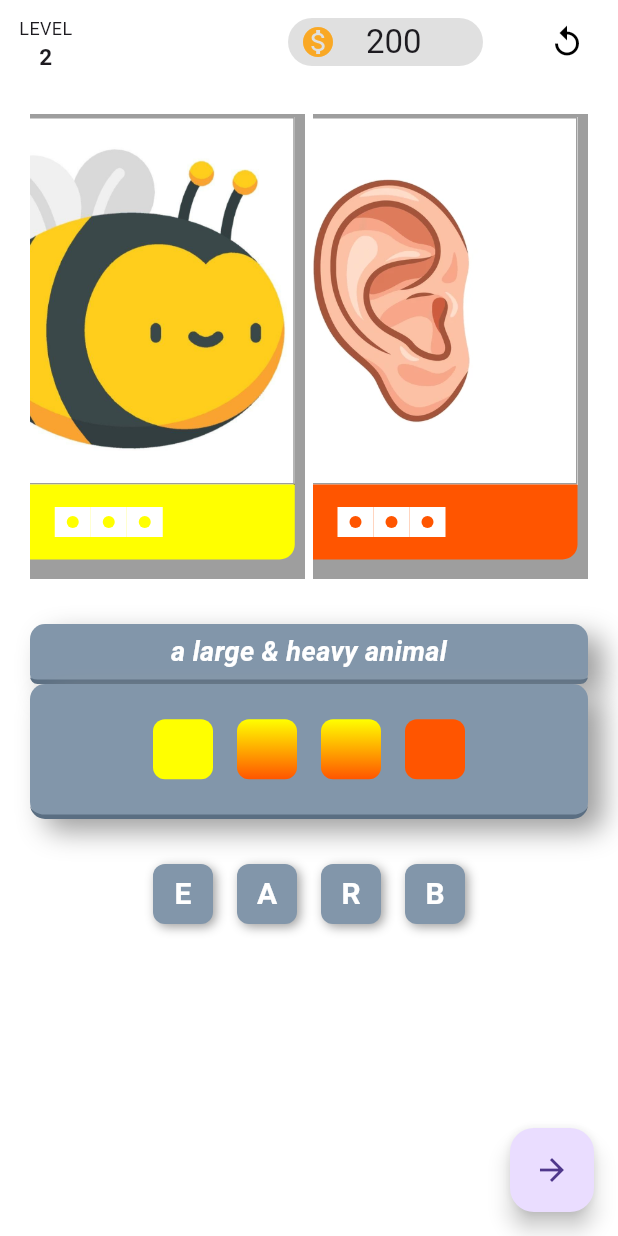
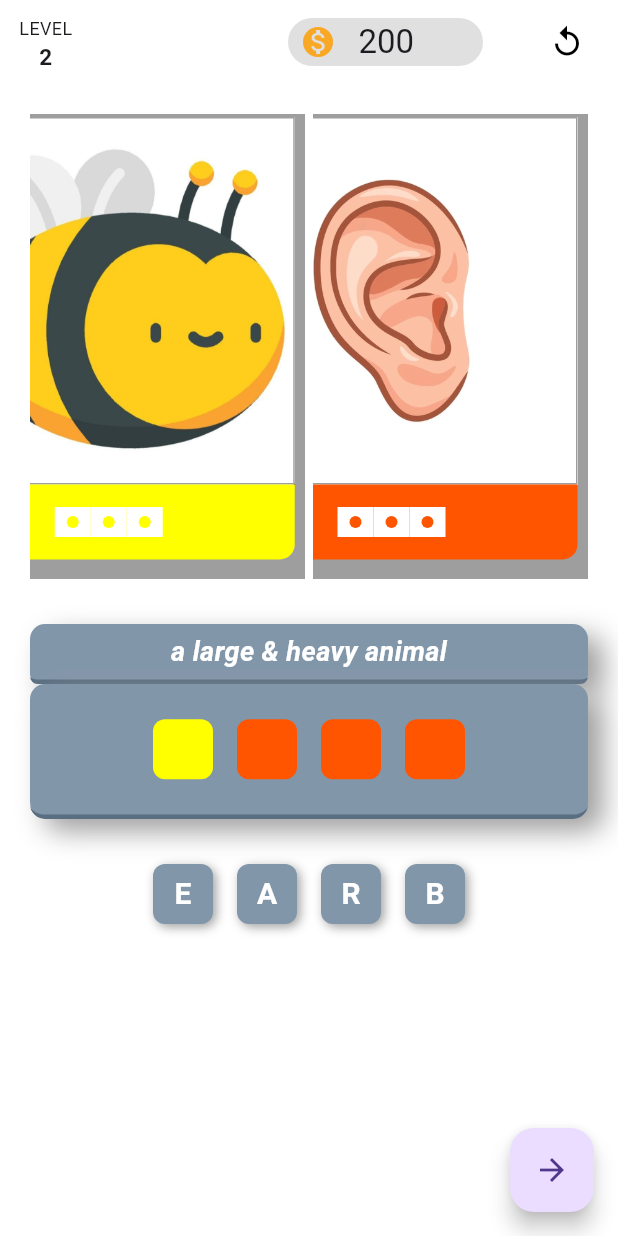
Before and after one commit to OtabekNuriddinov/guess_words, a Flutter app: the screen it shows after launch, after a tap on the "arrow forward" icon, on a phone screen of 412 x 824 dp. Run offline on Flutter 3.47's test engine with Material 3 defaults, Android fonts, the phone set to English and light mode, and no system bars; our stand-ins replace just_audio, lottie.

Commit message:
o'zgartirish kiritildi

```diff
--- a/assets/json/data.json
+++ b/assets/json/data.json
@@ -45,7 +45,7 @@
     "imageUrl": "some_image_url",
     "leftLetter": 1,
     "rightLetter": 3,
-    "middleLetter": 2,
+    "middleLetter": 0,
     "level": 2,
     "coin": 200
   },
--- a/lib/core/theme/dimens.dart
+++ b/lib/core/theme/dimens.dart
@@ -3,13 +3,21 @@ import 'package:flutter/material.dart';
 sealed class AppDimens{
 
   static EdgeInsets p3010 =  const EdgeInsets.symmetric(vertical: 30, horizontal: 10);
+  static EdgeInsets p105 = const EdgeInsets.only(top: 10, left: 5);
+  static EdgeInsets pO10R = const EdgeInsets.only(right: 10.0);
 
   static BorderRadius v105 = BorderRadius.vertical(top: Radius.circular(10), bottom: Radius.circular(5));
 
   static SizedBox h30 = SizedBox(height: 30);
+  static SizedBox h20 = SizedBox(height: 20);
 
 
+  static const d90 = 90.0;
   static const d310 = 310.0;
   static const d170 = 170.0;
+  static const d40 = 40.0;
+  static const d130 = 130.0;
+  static const d32 = 32.0;
+
 
 }
--- a/lib/core/utils/app_dialog.dart
+++ b/lib/core/utils/app_dialog.dart
@@ -1,24 +1,19 @@
 import 'package:flutter/material.dart';
-import 'package:lottie/lottie.dart';
-
-import '../theme/dimens.dart';
 
 sealed class AppDialog {
-  static Future<void> alertDlg(BuildContext context, String title) async {
+  static Future<dynamic> showMyDialog(String image, void Function()nextLevel, BuildContext context){
     return showDialog(
         context: context,
-        builder: (BuildContext context) {
+        builder: (context) {
           return AlertDialog(
-            title: Text(title),
-            content: SingleChildScrollView(
-              child: Stack(
-                children: [
-
-                ],
-              )
-            ),
+            title: Text("Do you want to go next level?"),
             actions: <Widget>[
-              TextButton(onPressed: () {}, child: Text("Next"))
+              TextButton(
+                  onPressed: () {
+                    Navigator.pop(context);
+                    nextLevel();
+                  },
+                  child: Text("Next"))
             ],
           );
         });
--- /dev/null
+++ b/lib/core/widgets/description_container.dart
@@ -0,0 +1,34 @@
+import 'package:flutter/material.dart';
+import 'package:guess_words/models/charade.dart';
+
+import '../theme/dimens.dart';
+import '../theme/text_styles.dart';
+
+class DescriptionContainer extends StatelessWidget {
+
+  final GameData? currentQuestion;
+  const DescriptionContainer({required this.currentQuestion, super.key});
+
+  @override
+  Widget build(BuildContext context) {
+    return  Container(
+      width: double.infinity,
+      height: AppDimens.d40,
+      decoration: BoxDecoration(
+        boxShadow: [
+          BoxShadow(
+            color: Colors.grey,
+            blurRadius: 15,
+            offset: Offset(10, 8),
+          ),
+        ],
+        border: Border(bottom: BorderSide(color: Color(0xFF5A6E82), width: 3)),
+        borderRadius: AppDimens.v105,
+        color: Color(0xFF8296AA),
+      ),
+      child: Center(
+        child: Text(currentQuestion!.description, style: AppTextStyles.clue),
+      ),
+    );;
+  }
+}
--- /dev/null
+++ b/lib/core/widgets/options_container.dart
@@ -0,0 +1,79 @@
+import 'package:flutter/material.dart';
+
+import '../theme/dimens.dart';
+import '../theme/text_styles.dart';
+
+class OptionsContainer extends StatelessWidget {
+  final List<String>dragLetters;
+  final String word;
+  final Color currentLeft;
+  final Color currentRight;
+  final List<String?>placedLetters;
+  final List<Color> originalList;
+  final List<Color> leftSpaceColors;
+  final List<Color> rightSpaceColors;
+  final List<Color> middleSpaceColors;
+  final Function(String data, int index) onAccept;
+
+  const OptionsContainer({required this.dragLetters, required this.word, required this.currentLeft,
+      required this.currentRight, required this.placedLetters, required this.originalList, required this.leftSpaceColors,required this.rightSpaceColors, required this.middleSpaceColors, required this.onAccept, super.key});
+
+  @override
+  Widget build(BuildContext context) {
+    return Container(
+      width: double.infinity,
+      height: AppDimens.d90,
+      decoration: BoxDecoration(
+        boxShadow: [
+          BoxShadow(
+            color: Colors.grey,
+            blurRadius: 15,
+            offset: Offset(10, 8),
+          ),
+        ],
+        border: Border(
+          bottom: BorderSide(color: Color(0xFF5A6E82), width: 3),
+        ),
+        color: Color(0xFF8296AA),
+        borderRadius: BorderRadius.circular(10),
+      ),
+      child: Row(
+        mainAxisAlignment: MainAxisAlignment.center,
+        children: List.generate(dragLetters.length, (index) {
+          return Padding(
+            padding: EdgeInsets.symmetric(horizontal: 8),
+            child: DragTarget<String>(
+                onAcceptWithDetails: (details) {
+                  onAccept(details.data, index);
+                }, onWillAcceptWithDetails: (details) {
+              return !placedLetters.contains(details.data);
+            }, builder: (context, candidateData, rejectedData) {
+              return Container(
+                width: AppDimens.d40,
+                height: AppDimens.d40,
+                decoration: BoxDecoration(
+                  gradient: (index >= leftSpaceColors.length &&
+                      index <
+                          leftSpaceColors.length + middleSpaceColors.length)
+                      ? LinearGradient(
+                      colors: [currentLeft, currentRight],
+                      begin: Alignment.topCenter,
+                      end: Alignment.bottomCenter)
+                      : null,
+                  color: originalList[index],
+                  borderRadius: BorderRadius.circular(8),
+                ),
+                child: Center(
+                  child: Text(
+                    placedLetters[index] ?? "",
+                    style: AppTextStyles.cube,
+                  ),
+                ),
+              );
+            }),
+          );
+        }),
+      ),
+    );
+  }
+}
--- a/lib/screen/home_screen.dart
+++ b/lib/screen/home_screen.dart
@@ -3,6 +3,9 @@ import 'package:guess_words/core/theme/dimens.dart';
 import 'package:guess_words/core/theme/icons.dart';
 import 'package:guess_words/core/theme/strings.dart';
 import 'package:guess_words/core/theme/text_styles.dart';
+import 'package:guess_words/core/utils/app_dialog.dart';
+import 'package:guess_words/core/widgets/description_container.dart';
+import 'package:guess_words/core/widgets/options_container.dart';
 import 'package:guess_words/models/charade.dart';
 import 'package:guess_words/services/app_service.dart';
 import 'package:just_audio/just_audio.dart';
@@ -37,7 +40,7 @@ class _HomeState extends State<Home> {
   List<Color> leftSpaceColors = [];
   List<Color> rightSpaceColors = [];
   List<Color> middleSpaceColors = [];
-  List originalList = [];
+  List <Color>originalList = [];
   List<String> letters = [];
 
   @override
@@ -45,6 +48,16 @@ class _HomeState extends State<Home> {
     super.initState();
     appService = AppService();
     _dataFuture = _loadData();
+  }
+
+  Future<void> _loadData() async {
+    await appService.initialize();
+    if (appService.items.isNotEmpty) {
+      setState(() {
+        currentQuestion = appService.items.first;
+        AppService.initializeLetters(currentQuestion, leftLetters, rightLetters, leftSpaceColors, rightSpaceColors, middleSpaceColors, originalList, placedLetters);
+      });
+    }
   }
 
   @override
@@ -82,12 +95,39 @@ class _HomeState extends State<Home> {
                       ),
                   ]),
                   AppDimens.h30,
-                  _descriptionContainer(),
-                  _optionsContainer(
-                    dragLetters,
-                    currentQuestion!.word.toUpperCase(),
-                    AppService.getColorFromInt(currentQuestion!.left.color),
-                    AppService.getColorFromInt(currentQuestion!.right.color),
+                  DescriptionContainer(currentQuestion: currentQuestion),
+                  OptionsContainer(
+                      dragLetters: dragLetters,
+                      word: currentQuestion!.word,
+                      currentLeft: AppService.getColorFromInt(currentQuestion!.left.color),
+                      currentRight: AppService.getColorFromInt(currentQuestion!.right.color),
+                      placedLetters: placedLetters,
+                      originalList: originalList,
+                      leftSpaceColors: leftSpaceColors,
+                      rightSpaceColors: rightSpaceColors,
+                      middleSpaceColors: middleSpaceColors,
+                      onAccept: (data, index){
+                        setState(() {
+                          if(placedLetters[index]==null){
+                            placedLetters[index] = data;
+                          }
+                          if (!placedLetters.contains(null)) {
+                            if (placedLetters.join("") == currentQuestion!.word) {
+                              isChecked = true;
+                              AppService.playWin();
+                              Future.delayed(Duration(seconds: 5), () {
+                                if(mounted) {
+                                  AppDialog.showMyDialog("", nextQuestion, context);
+                                }
+                              });
+                            } else {
+                              AppService.playWrong();
+                              replay();
+                              letters.shuffle();
+                            }
+                          }
+                        });
+                      },
                   ),
                   AppDimens.h30,
                   MyWrap(letters: letters),
@@ -98,119 +138,6 @@ class _HomeState extends State<Home> {
     );
   }
 
-  Container _optionsContainer(List<String> dragLetters, String word,
-      Color currentLeft, Color currentRight) {
-    return Container(
-      width: double.infinity,
-      height: 90,
-      decoration: BoxDecoration(
-        boxShadow: [
-          BoxShadow(
-            color: Colors.grey,
-            blurRadius: 15,
-            offset: Offset(10, 8),
-          ),
-        ],
-        border: Border(
-          bottom: BorderSide(color: Color(0xFF5A6E82), width: 3),
-        ),
-        color: Color(0xFF8296AA),
-        borderRadius: BorderRadius.circular(10),
-      ),
-      child: Row(
-        mainAxisAlignment: MainAxisAlignment.center,
-        children: List.generate(dragLetters.length, (index) {
-          return Padding(
-            padding: EdgeInsets.symmetric(horizontal: 8),
-            child: DragTarget<String>(onAcceptWithDetails: (details) {
-              setState(() {
-                placedLetters[index] = details.data;
-                if (!placedLetters.contains(null)) {
-                  if (placedLetters.join("") == word) {
-                    print(word);
-                    isChecked = true;
-                    AppService.playWin();
-                    Future.delayed(Duration(seconds: 5), () {
-                      _showDialog();
-                    });
-                  } else {
-                    AppService.playWrong();
-                    replay();
-                    letters.shuffle();
-                  }
-                }
-              });
-            }, onWillAcceptWithDetails: (details) {
-              return !placedLetters.contains(details.data);
-            }, builder: (context, candidateData, rejectedData) {
-              return Container(
-                width: 40,
-                height: 40,
-                decoration: BoxDecoration(
-                  gradient: (index >= leftSpaceColors.length &&
-                          index <
-                              leftSpaceColors.length + middleSpaceColors.length)
-                      ? LinearGradient(
-                          colors: [currentLeft, currentRight],
-                          begin: Alignment.topCenter,
-                          end: Alignment.bottomCenter)
-                      : null,
-                  color: originalList[index],
-                  borderRadius: BorderRadius.circular(8),
-                ),
-                child: Center(
-                  child: Text(
-                    placedLetters[index] ?? "",
-                    style: AppTextStyles.cube,
-                  ),
-                ),
-              );
-            }),
-          );
-        }),
-      ),
-    );
-  }
-
-  Future<dynamic> _showDialog() {
-    return showDialog(
-        context: context,
-        builder: (context) {
-          return AlertDialog(
-            title: Text("Do you want to go next level?"),
-            actions: <Widget>[
-              TextButton(
-                  onPressed: () {
-                    Navigator.pop(context);
-                    nextQuestion();
-                  },
-                  child: Text("Next"))
-            ],
-          );
-        });
-  }
-
-  Container _descriptionContainer() {
-    return Container(
-      width: double.infinity,
-      height: 40,
-      decoration: BoxDecoration(
-        boxShadow: [
-          BoxShadow(
-            color: Colors.grey,
-            blurRadius: 15,
-            offset: Offset(10, 8),
-          ),
-        ],
-        border: Border(bottom: BorderSide(color: Color(0xFF5A6E82), width: 3)),
-        borderRadius: AppDimens.v105,
-        color: Color(0xFF8296AA),
-      ),
-      child: Center(
-        child: Text(currentQuestion!.description, style: AppTextStyles.clue),
-      ),
-    );
-  }
 
   FloatingActionButton _floatingActionButton() {
     return FloatingActionButton(
@@ -223,7 +150,7 @@ class _HomeState extends State<Home> {
     return AppBar(
       backgroundColor: AppColors.white,
       leading: Padding(
-        padding: const EdgeInsets.only(top: 10, left: 5),
+        padding: AppDimens.p105,
         child: Column(
           mainAxisSize: MainAxisSize.min,
           children: [
@@ -235,8 +162,8 @@ class _HomeState extends State<Home> {
       title: Padding(
         padding: const EdgeInsets.only(left: 120),
         child: Container(
-          width: 130,
-          height: 32,
+          width: AppDimens.d130,
+          height: AppDimens.d32,
           decoration: BoxDecoration(
               borderRadius: BorderRadius.circular(20),
               color: Colors.grey.shade300),
@@ -247,7 +174,7 @@ class _HomeState extends State<Home> {
               mainAxisAlignment: MainAxisAlignment.start,
               children: [
                 Icon(Icons.monetization_on, color: AppColors.yellow800),
-                SizedBox(width: 20),
+                SizedBox(width: 15),
                 Text(currentQuestion?.coin.toString() ?? "0")
               ],
             ),
@@ -256,7 +183,7 @@ class _HomeState extends State<Home> {
       ),
       actions: [
         Padding(
-          padding: const EdgeInsets.only(right: 10.0),
+          padding: AppDimens.pO10R,
           child: IconButton(onPressed: replay, icon: AppIcons.replay),
         )
       ],
@@ -271,44 +198,13 @@ class _HomeState extends State<Home> {
     });
   }
 
-  Future<void> _loadData() async {
-    await appService.initialize();
-    if (appService.items.isNotEmpty) {
-      setState(() {
-        currentQuestion = appService.items.first;
-        _initializeLetters();
-      });
-    }
-  }
-
-  void _initializeLetters() {
-    if (currentQuestion == null) return;
-    leftLetters = currentQuestion!.left.name.split("");
-    rightLetters = currentQuestion!.right.name.split("");
-
-    leftSpaceColors = List.generate(currentQuestion!.leftLetter,
-        (index) => AppService.getColorFromInt(currentQuestion!.left.color));
-    rightSpaceColors = List.generate(currentQuestion!.rightLetter,
-        (index) => AppService.getColorFromInt(currentQuestion!.right.color));
-
-    middleSpaceColors = List.generate(
-        currentQuestion!.middleLetter, (index) => AppColors.white);
-
-    originalList = [
-      ...leftSpaceColors,
-      ...middleSpaceColors,
-      ...rightSpaceColors
-    ];
-    placedLetters = List.filled(originalList.length, null);
-  }
-
   void nextQuestion() {
     setState(() {
       if (sanoq < appService.items.length - 1) {
         sanoq++;
         level++;
         currentQuestion = appService.items[sanoq];
-        _initializeLetters();
+        AppService.initializeLetters(currentQuestion, leftLetters, rightLetters, leftSpaceColors, rightSpaceColors, middleSpaceColors, originalList, placedLetters);
         isChecked = false;
       }
     });
--- a/lib/services/app_service.dart
+++ b/lib/services/app_service.dart
@@ -4,39 +4,78 @@ import 'package:guess_words/models/charade.dart';
 import 'package:guess_words/services/data_source.dart';
 import 'package:just_audio/just_audio.dart';
 
-class AppService{
+import '../core/theme/colors.dart';
 
+class AppService {
   AppService._();
   static final AppService _singleton = AppService._();
-  factory AppService()=>_singleton;
+  factory AppService() => _singleton;
 
   List<GameData> _list = [];
   List<GameData> get items => _list;
 
-  Future<void>initialize()async{
+  Future<void> initialize() async {
     final json = await DataSource.convertor();
-    _list = json.map((item)=> GameData.fromJson(item)).toList();
+    _list = json.map((item) => GameData.fromJson(item)).toList();
   }
 
+  static void initializeLetters(
+    GameData? currentQuestion,
+    List<String> leftLetters,
+    List<String> rightLetters,
+    List<Color> leftSpaceColors,
+    List<Color> rightSpaceColors,
+    List<Color> middleSpaceColors,
+    List<Color> originalList,
+    List<String?>placedLetters
+  ) {
+    if (currentQuestion == null) return;
 
-  static void playWin()async{
+    leftLetters.clear();
+    rightLetters.clear();
+    leftSpaceColors.clear();
+    rightSpaceColors.clear();
+    middleSpaceColors.clear();
+    originalList.clear();
+    placedLetters.clear();
+
+    leftLetters.addAll(currentQuestion.left.name.split(""));
+    rightLetters.addAll(currentQuestion.right.name.split(""));
+
+    leftSpaceColors.addAll(List.generate(currentQuestion.leftLetter,
+            (index) => AppService.getColorFromInt(currentQuestion.left.color)));
+
+    rightSpaceColors.addAll(List.generate(currentQuestion.rightLetter,
+            (index) => AppService.getColorFromInt(currentQuestion.right.color)));
+
+    middleSpaceColors.addAll(List.generate(
+        currentQuestion.middleLetter, (index) => AppColors.white));
+
+    originalList.addAll([
+    ...leftSpaceColors,
+    ...middleSpaceColors,
+    ...rightSpaceColors
+    ]);
+    placedLetters.addAll(List.filled(originalList.length, null));
+  }
+
+  static void playWin() async {
     AudioPlayer _audioPlayer = AudioPlayer();
-    try{
-      await _audioPlayer.setAsset("assets/sounds/you-win-sequence-2-183949.mp3");
+    try {
+      await _audioPlayer
+          .setAsset("assets/sounds/you-win-sequence-2-183949.mp3");
       _audioPlayer.play();
-    }
-    catch(e){
+    } catch (e) {
       print("Error: $e");
     }
   }
 
-  static void playWrong()async{
+  static void playWrong() async {
     AudioPlayer _audioPlayer = AudioPlayer();
-    try{
+    try {
       await _audioPlayer.setAsset("assets/sounds/wrong-47985.mp3");
       _audioPlayer.play();
-    }
-    catch(e){
+    } catch (e) {
       print("Error: $e");
     }
   }
@@ -44,5 +83,4 @@ class AppService{
   static Color getColorFromInt(int colorValue) {
     return Color(0xFF000000 | colorValue);
   }
-
 }
```
